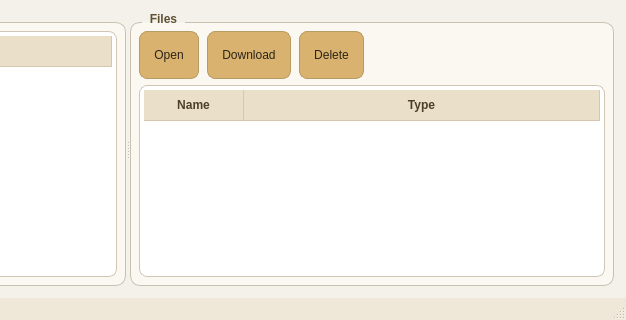
This is src/client/MainWindow.ui in slimesq/remote_control as Qt 5 draws it before an edit; both pictures show x 354 to 980 and y 320 to 640 of the 980 by 640 pixel window. The edited form follows.
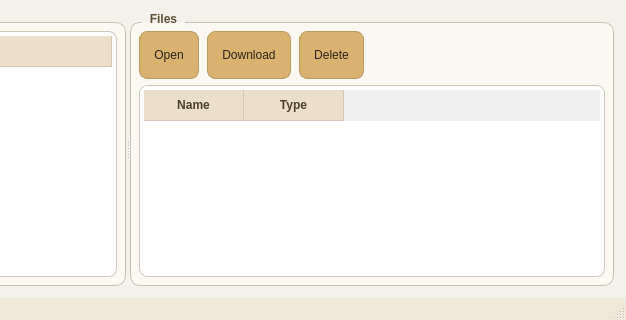
This is the edited form.

What changed in the file:
```diff
--- a/src/client/MainWindow.ui
+++ b/src/client/MainWindow.ui
@@ -388,9 +388,6 @@
           <property name="sortingEnabled">
            <bool>false</bool>
           </property>
-          <attribute name="horizontalHeaderStretchLastSection">
-           <bool>true</bool>
-          </attribute>
           <column>
            <property name="text">
             <string>Name</string>
```
